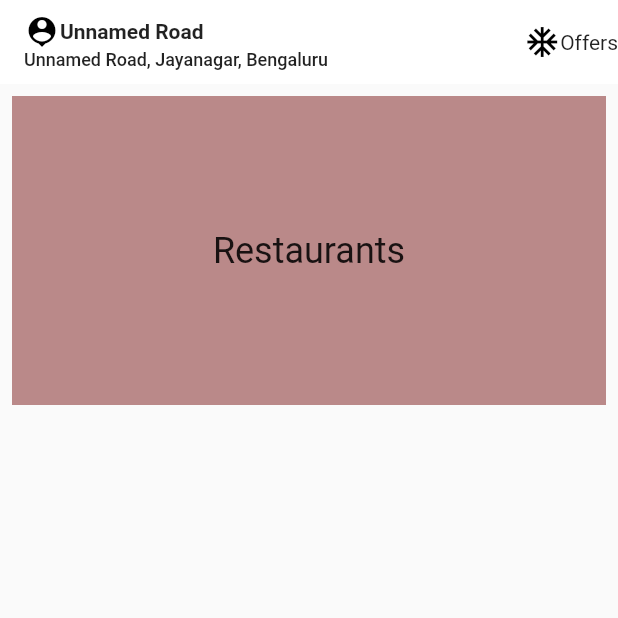
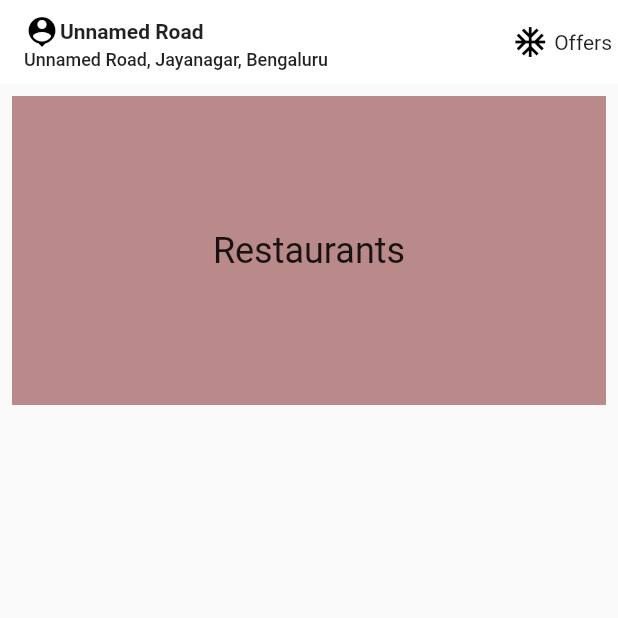
Before and after one commit to uttam-laila/swiggy_clone_task, a Flutter app: the screen it shows after launch, on a phone screen of 412 x 824 dp, the top half of it. Run offline on Flutter 3.47's test engine with Material 2 defaults, Android fonts, the phone set to English and light mode, and no system bars.

```diff
--- a/lib/pages/swiggyPage.dart
+++ b/lib/pages/swiggyPage.dart
@@ -14,7 +14,7 @@ class SwiggyPage extends StatelessWidget {
             Column(
               children: [
                 Container(
-                  width: MediaQuery.of(context).size.width / 1.34,
+                  width: MediaQuery.of(context).size.width / 1.5,
                   child: Row(
                     children: [
                       Icon(Icons.location_history),
@@ -30,7 +30,7 @@ class SwiggyPage extends StatelessWidget {
                   ),
                 ),
                 Container(
-                  width: MediaQuery.of(context).size.width / 1.34,
+                  width: MediaQuery.of(context).size.width / 1.5,
                   child: Text(
                     "Unnamed Road, Jayanagar, Bengaluru",
                     style: TextStyle(fontSize: 12),
@@ -41,7 +41,10 @@ class SwiggyPage extends StatelessWidget {
             ),
           ],
         ),
-        actions: [Icon(Icons.ac_unit), Center(child: Text("Offers"))],
+        actions: [Icon(Icons.ac_unit), Padding(
+          padding: const EdgeInsets.all(4.0),
+          child: Center(child: Text("Offers")),
+        )],
       ),
       body: Container(
         height: MediaQuery.of(context).size.height,
```
Also changed, not shown: lib/pages/restaurants.dart (+30 -30 lines).
